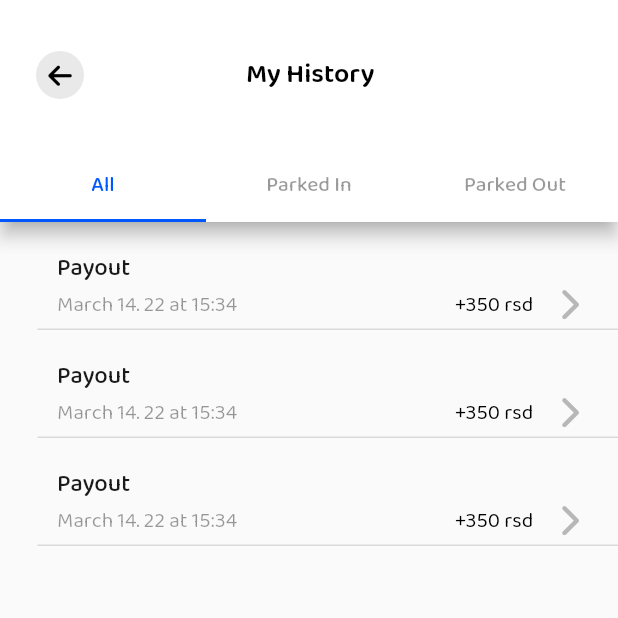
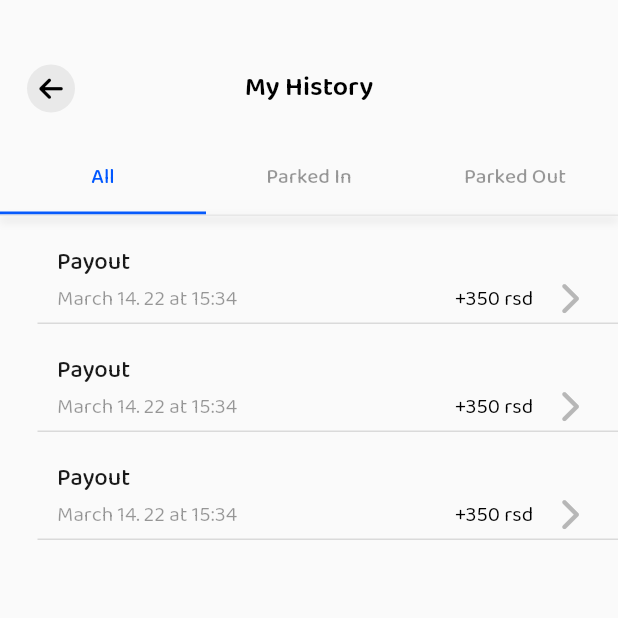
Before and after one commit to Lucki-Media/Flutter-Pinolo, a Flutter app: the MyHistory screen opened directly, on a phone screen of 412 x 824 dp, the top half of it. Run offline on Flutter 3.47's test engine with Material 2 defaults, Android fonts, the phone set to English and light mode, and no system bars; our stand-ins replace flutter_colorpicker, flutter_rating_bar, font_awesome_flutter, google_maps_flutter, intl_phone_field, intro_slider and 3 more; missing offline and left inert: flutter_google_places_hoc081098, flutter_swipe_button, flutter_timer_countdown, google_api_headers, google_maps_webservice.

Commit message:
Ui changes

```diff
--- a/lib/src/ui/my_history.dart
+++ b/lib/src/ui/my_history.dart
@@ -4,6 +4,7 @@ import 'package:pinolo/src/ui/parked_in_history.dart';
 import 'package:pinolo/src/ui/parked_out_history.dart';
 import 'package:pinolo/src/ui/payout_history.dart';
 import 'package:pinolo/src/utils/app_colors.dart';
+import 'package:pinolo/src/utils/app_common.dart';
 import 'package:pinolo/src/utils/strings.dart';
 
 class MyHistory extends StatefulWidget {
@@ -19,17 +20,33 @@ class _MyHistoryState extends State<MyHistory> {
     return DefaultTabController(
       length: 3,
       child: Scaffold(
-        appBar: AppBar(
-          toolbarHeight: 100.0,
-          shadowColor: AppColors.kShadowGrey,
-          automaticallyImplyLeading: false,
-          elevation: 5,
-          backgroundColor: AppColors.kWhite,
-          //foregroundColor: AppColors.kBlue,
-          //centerTitle: true,
-          title: Row(
+        body: Column(
           children: [
-              IconButton(
+            SafeArea(
+              minimum:const EdgeInsets.only(top: 35.0,bottom: 12),
+              top: false,
+              bottom: false,
+              child: Column(
+                children: [
+                  Stack(
+                    alignment: Alignment.center,
+                    children: [
+                      Align(
+                        alignment: Alignment.center,
+                        child:const Text(
+                          Strings.kMyHistory,
+                          style: TextStyle(
+                            fontSize: 18,
+                            color: AppColors.kBlack,
+                            fontFamily: 'Baloo2SemiBold',
+                          ),
+                        ),
+                      ),
+                      Align(
+                        alignment: Alignment.centerLeft,
+                        child: Padding(
+                          padding: const EdgeInsets.only(left: 10.0),
+                          child: IconButton(
                             onPressed: () {
                               Navigator.of(context).pop();
                             },
@@ -42,20 +59,14 @@ class _MyHistoryState extends State<MyHistory> {
                               ),
                             ),
                           ),
-              SizedBox(
-                width: 100,
-              ),
-              const Text(
-                Strings.kMyHistory,
-                style: TextStyle(
-                  fontSize: 18,
-                  color: AppColors.kBlack,
-                  fontFamily: 'Baloo2SemiBold',
                         ),
                       ),
                     ],
                   ),
-          bottom: TabBar(
+                ],
+              ),
+            ),
+            TabBar(
               labelColor: AppColors.kBlue,
               labelStyle: TextStyle(
                 fontSize: 14,
@@ -75,8 +86,9 @@ class _MyHistoryState extends State<MyHistory> {
                 ),
               ],
             ),
-        ),
-        body: TabBarView(
+            AppCommon.divider(),
+            Expanded(
+              child: TabBarView(
                 children: <Widget>[
                   Center(
                     child: ListView.builder(
@@ -326,6 +338,9 @@ class _MyHistoryState extends State<MyHistory> {
                 ],
               ),
             ),
+          ],
+        ),
+      ),
     );
   }
 }
```
Lines whose indentation alone changed are shown as unchanged.
